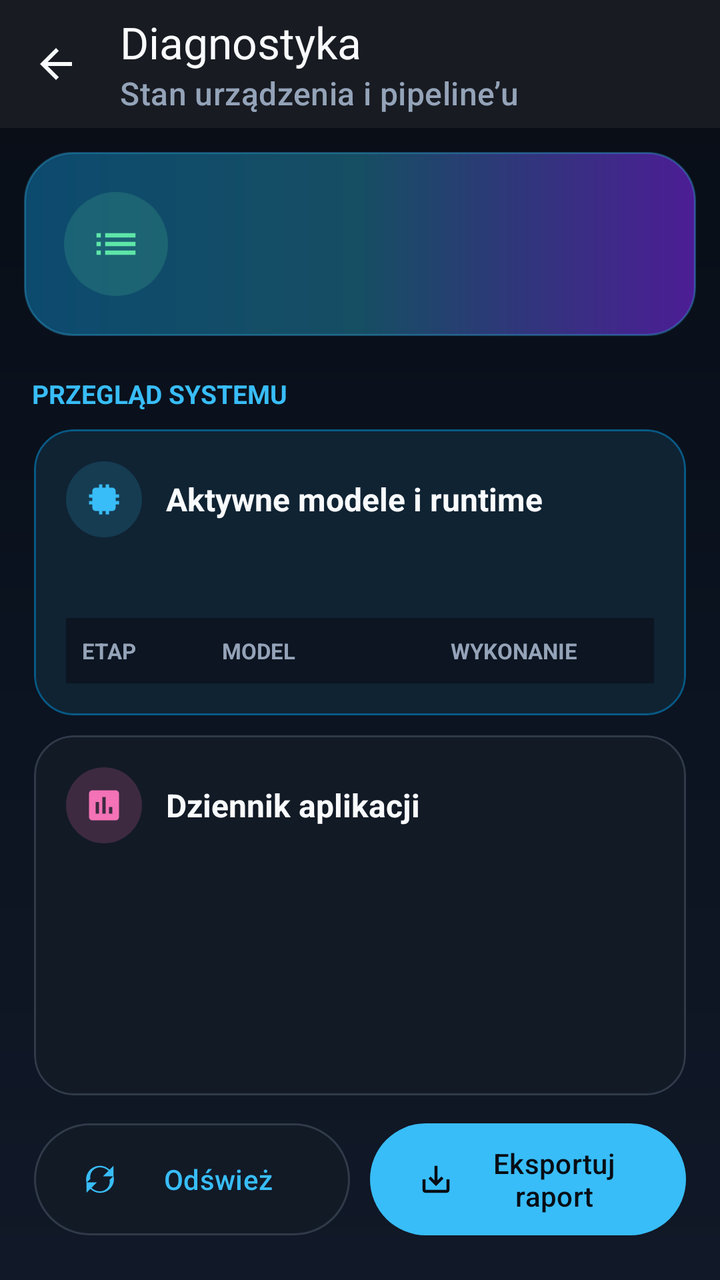
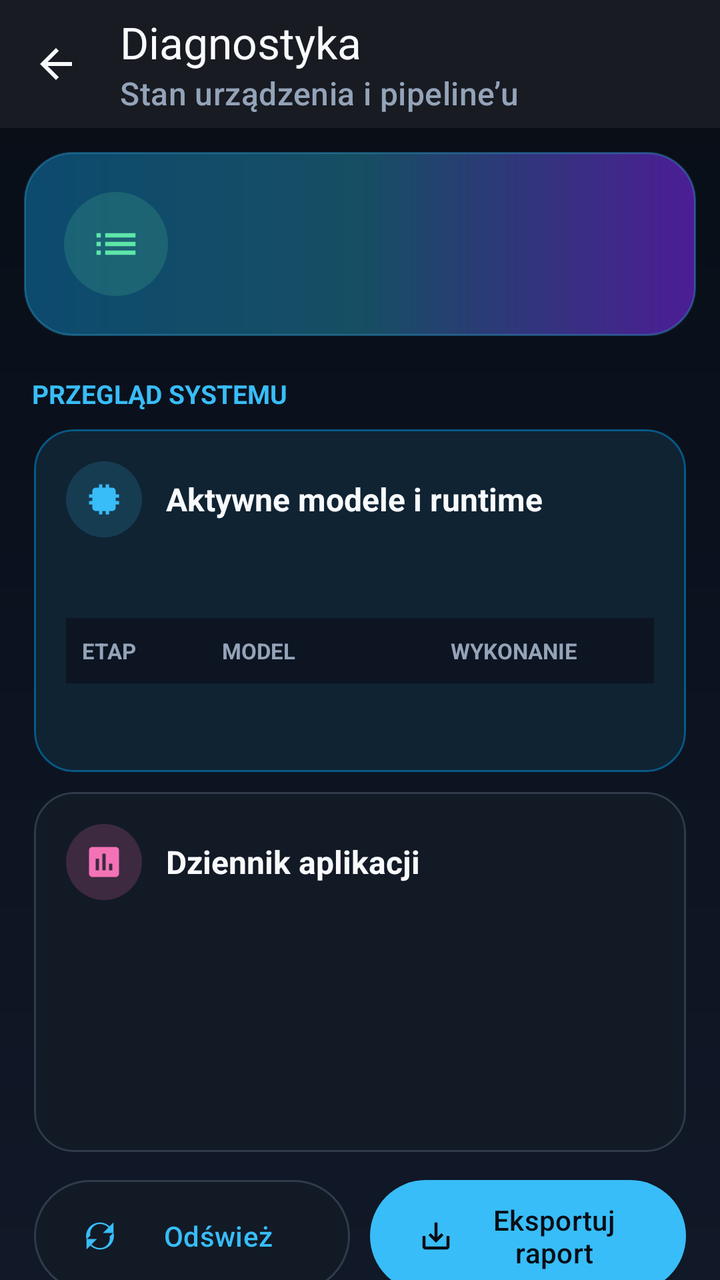

An Android layout rendered at two revisions. The XML below is the earlier revision; the diff shows what the commit changed to produce the second picture.
<!-- AndroidManifest.xml: application theme Theme.ALPR_v1 -->
<!-- res/layout/activity_diagnostics.xml -->
<?xml version="1.0" encoding="utf-8"?>
<androidx.constraintlayout.widget.ConstraintLayout xmlns:android="http://schemas.android.com/apk/res/android"
    xmlns:app="http://schemas.android.com/apk/res-auto"
    xmlns:tools="http://schemas.android.com/tools"
    android:id="@+id/diagnostics_root"
    android:layout_width="match_parent"
    android:layout_height="match_parent"
    android:background="@drawable/bg_screen_gradient"
    tools:context=".DiagnosticsActivity">

    <com.google.android.material.appbar.MaterialToolbar
        android:id="@+id/diagnostics_toolbar"
        android:layout_width="0dp"
        android:layout_height="wrap_content"
        android:background="@color/alpr_panel"
        app:layout_constraintEnd_toEndOf="parent"
        app:layout_constraintStart_toStartOf="parent"
        app:layout_constraintTop_toTopOf="parent"
        app:navigationIcon="@drawable/ic_arrow_back_24"
        app:navigationIconTint="@color/alpr_text_primary"
        app:subtitle="@string/diagnostics_subtitle"
        app:subtitleTextColor="@color/alpr_text_muted"
        app:title="@string/diagnostics_title"
        app:titleTextColor="@color/alpr_text_primary" />

    <androidx.core.widget.NestedScrollView
        android:layout_width="0dp"
        android:layout_height="0dp"
        android:clipToPadding="false"
        android:fillViewport="true"
        app:layout_constraintBottom_toBottomOf="parent"
        app:layout_constraintEnd_toEndOf="parent"
        app:layout_constraintStart_toStartOf="parent"
        app:layout_constraintTop_toBottomOf="@id/diagnostics_toolbar">

        <LinearLayout
            android:layout_width="match_parent"
            android:layout_height="wrap_content"
            android:orientation="vertical"
            android:padding="12dp"
            android:paddingBottom="32dp">

            <LinearLayout
                android:layout_width="match_parent"
                android:layout_height="wrap_content"
                android:background="@drawable/bg_hero_gradient"
                android:gravity="center_vertical"
                android:orientation="horizontal"
                android:padding="20dp">

                <ImageView
                    android:layout_width="52dp"
                    android:layout_height="52dp"
                    android:background="@drawable/bg_icon_green"
                    android:contentDescription="@null"
                    android:padding="13dp"
                    android:src="@drawable/ic_diagnostics_24"
                    app:tint="@color/alpr_success" />

                <LinearLayout
                    android:layout_width="0dp"
                    android:layout_height="wrap_content"
                    android:layout_marginStart="15dp"
                    android:layout_weight="1"
                    android:orientation="vertical">
                    <TextView
                        android:id="@+id/diagnostics_health"
                        android:layout_width="match_parent"
                        android:layout_height="wrap_content"
                        android:textColor="@color/alpr_text_primary"
                        android:textSize="19sp"
                        android:textStyle="bold" />
                    <TextView
                        android:id="@+id/diagnostics_health_detail"
                        android:layout_width="match_parent"
                        android:layout_height="wrap_content"
                        android:layout_marginTop="4dp"
                        android:textColor="#DDE2E8F0"
                        android:textSize="12sp" />
                </LinearLayout>
            </LinearLayout>

            <TextView
                android:layout_width="match_parent"
                android:layout_height="wrap_content"
                android:layout_marginStart="4dp"
                android:layout_marginTop="20dp"
                android:text="@string/diagnostics_overview"
                android:textColor="@color/alpr_primary"
                android:textSize="13sp"
                android:textStyle="bold" />

            <GridLayout
                android:id="@+id/diagnostics_grid"
                android:layout_width="match_parent"
                android:layout_height="wrap_content"
                android:layout_marginTop="4dp"
                android:alignmentMode="alignMargins"
                android:columnCount="2"
                android:orientation="horizontal"
                android:useDefaultMargins="false" />

            <com.google.android.material.card.MaterialCardView
                android:layout_width="match_parent"
                android:layout_height="wrap_content"
                android:layout_margin="5dp"
                android:layout_marginTop="12dp"
                app:cardBackgroundColor="@color/alpr_card_blue"
                app:cardCornerRadius="20dp"
                app:strokeColor="@color/alpr_primary_dark"
                app:strokeWidth="1dp">
                <LinearLayout
                    android:layout_width="match_parent"
                    android:layout_height="wrap_content"
                    android:orientation="vertical"
                    android:padding="16dp">
                    <LinearLayout
                        android:layout_width="match_parent"
                        android:layout_height="wrap_content"
                        android:gravity="center_vertical"
                        android:orientation="horizontal"
                        tools:ignore="UseCompoundDrawables">
                        <ImageView
                            android:layout_width="38dp"
                            android:layout_height="38dp"
                            android:background="@drawable/bg_icon_blue"
                            android:contentDescription="@null"
                            android:padding="9dp"
                            android:src="@drawable/ic_model_24"
                            app:tint="@color/alpr_primary" />
                        <TextView
                            android:layout_width="0dp"
                            android:layout_height="wrap_content"
                            android:layout_marginStart="12dp"
                            android:layout_weight="1"
                            android:text="@string/diagnostics_models"
                            android:textColor="@color/alpr_text_primary"
                            android:textSize="16sp"
                            android:textStyle="bold" />
                    </LinearLayout>
                    <TextView
                        android:id="@+id/diagnostics_models_value"
                        android:layout_width="match_parent"
                        android:layout_height="wrap_content"
                        android:layout_marginTop="12dp"
                        android:fontFamily="sans"
                        android:textColor="@color/alpr_text_secondary"
                        android:textIsSelectable="true"
                        android:textSize="12sp" />

                    <TableLayout
                        android:id="@+id/diagnostics_models_table"
                        android:layout_width="match_parent"
                        android:layout_height="wrap_content"
                        android:layout_marginTop="12dp"
                        android:background="@color/alpr_table_header"
                        android:divider="@drawable/model_table_divider"
                        android:showDividers="middle"
                        android:shrinkColumns="1,2"
                        android:stretchColumns="1,2">

                        <TableRow
                            android:id="@+id/diagnostics_models_table_header"
                            android:layout_width="match_parent"
                            android:layout_height="wrap_content"
                            android:paddingStart="8dp"
                            android:paddingTop="9dp"
                            android:paddingEnd="8dp"
                            android:paddingBottom="9dp">

                            <TextView
                                android:layout_width="64dp"
                                android:layout_height="wrap_content"
                                android:text="@string/diagnostics_models_column_stage"
                                android:textColor="@color/alpr_text_muted"
                                android:textSize="11sp"
                                android:textStyle="bold" />

                            <TextView
                                android:layout_width="0dp"
                                android:layout_height="wrap_content"
                                android:layout_weight="1.15"
                                android:paddingStart="6dp"
                                android:paddingEnd="6dp"
                                android:text="@string/diagnostics_models_column_model"
                                android:textColor="@color/alpr_text_muted"
                                android:textSize="11sp"
                                android:textStyle="bold" />

                            <TextView
                                android:layout_width="0dp"
                                android:layout_height="wrap_content"
                                android:layout_weight="1"
                                android:paddingStart="6dp"
                                android:paddingEnd="2dp"
                                android:text="@string/diagnostics_models_column_execution"
                                android:textColor="@color/alpr_text_muted"
                                android:textSize="11sp"
                                android:textStyle="bold" />
                        </TableRow>
                    </TableLayout>
                </LinearLayout>
            </com.google.android.material.card.MaterialCardView>

            <com.google.android.material.card.MaterialCardView
                android:layout_width="match_parent"
                android:layout_height="wrap_content"
                android:layout_margin="5dp"
                android:layout_marginTop="8dp"
                app:cardBackgroundColor="@color/alpr_card"
                app:cardCornerRadius="20dp"
                app:strokeColor="@color/alpr_outline"
                app:strokeWidth="1dp">
                <LinearLayout
                    android:layout_width="match_parent"
                    android:layout_height="wrap_content"
                    android:orientation="vertical"
                    android:padding="16dp">
                    <LinearLayout
                        android:layout_width="match_parent"
                        android:layout_height="wrap_content"
                        android:gravity="center_vertical"
                        android:orientation="horizontal"
                        tools:ignore="UseCompoundDrawables">
                        <ImageView
                            android:layout_width="38dp"
                            android:layout_height="38dp"
                            android:background="@drawable/bg_icon_pink"
                            android:contentDescription="@null"
                            android:padding="9dp"
                            android:src="@drawable/ic_session_24"
                            app:tint="@color/alpr_magenta" />
                        <TextView
                            android:layout_width="0dp"
                            android:layout_height="wrap_content"
                            android:layout_marginStart="12dp"
                            android:layout_weight="1"
                            android:text="@string/persistent_log_label"
                            android:textColor="@color/alpr_text_primary"
                            android:textSize="16sp"
                            android:textStyle="bold" />
                    </LinearLayout>
                    <LinearLayout
                        android:id="@+id/diagnostics_log"
                        android:layout_width="match_parent"
                        android:layout_height="wrap_content"
                        android:layout_marginTop="14dp"
                        android:minHeight="96dp"
                        android:orientation="vertical" />
                </LinearLayout>
            </com.google.android.material.card.MaterialCardView>

            <LinearLayout
                android:layout_width="match_parent"
                android:layout_height="wrap_content"
                android:layout_margin="5dp"
                android:layout_marginTop="12dp"
                android:baselineAligned="false"
                android:gravity="center_vertical"
                android:orientation="horizontal">
                <com.google.android.material.button.MaterialButton
                    android:id="@+id/diagnostics_refresh"
                    style="@style/Widget.Material3.Button"
                    android:layout_width="0dp"
                    android:layout_height="wrap_content"
                    android:layout_weight="1"
                    android:gravity="center"
                    android:layout_gravity="center_vertical"
                    android:maxLines="2"
                    android:minHeight="64dp"
                    android:minLines="2"
                    android:text="@string/diagnostics_refresh"
                    android:textColor="@color/alpr_primary"
                    app:backgroundTint="@color/alpr_card"
                    app:icon="@drawable/ic_refresh_24"
                    app:iconTint="@color/alpr_primary"
                    app:strokeColor="@color/alpr_outline"
                    app:strokeWidth="1dp" />
                <com.google.android.material.button.MaterialButton
                    android:id="@+id/diagnostics_export"
                    style="@style/Widget.Material3.Button"
                    android:layout_width="0dp"
                    android:layout_height="wrap_content"
                    android:layout_gravity="center_vertical"
                    android:layout_marginStart="10dp"
                    android:layout_weight="1"
                    android:gravity="center"
                    android:maxLines="2"
                    android:minHeight="64dp"
                    android:minLines="2"
                    android:text="@string/export_report"
                    app:icon="@drawable/ic_export_24" />
            </LinearLayout>
        </LinearLayout>
    </androidx.core.widget.NestedScrollView>
</androidx.constraintlayout.widget.ConstraintLayout>
<!-- resources referenced by this layout -->
<resources>
  <color name="alpr_card">#FF121A26</color>
  <color name="alpr_card_blue">#FF102333</color>
  <color name="alpr_magenta">#FFF472B6</color>
  <color name="alpr_outline">#FF303A49</color>
  <color name="alpr_panel">#E61A1D24</color>
  <color name="alpr_primary">#FF38BDF8</color>
  <color name="alpr_primary_dark">#FF075985</color>
  <color name="alpr_success">#FF5EE6A8</color>
  <color name="alpr_table_header">#FF0C1521</color>
  <color name="alpr_text_muted">#FF94A3B8</color>
  <color name="alpr_text_primary">#FFF8FAFC</color>
  <color name="alpr_text_secondary">#FFADB8C8</color>
  <!-- drawable bg_icon_blue (drawable) -->
  <?xml version="1.0" encoding="utf-8"?>
  <shape xmlns:android="http://schemas.android.com/apk/res/android" android:shape="oval">
      <solid android:color="#2838BDF8" />
  </shape>
  <!-- drawable bg_icon_green (drawable) -->
  <?xml version="1.0" encoding="utf-8"?>
  <shape xmlns:android="http://schemas.android.com/apk/res/android" android:shape="oval">
      <solid android:color="#285EE6A8" />
  </shape>
  <!-- drawable bg_icon_pink (drawable) -->
  <?xml version="1.0" encoding="utf-8"?>
  <shape xmlns:android="http://schemas.android.com/apk/res/android" android:shape="oval">
      <solid android:color="#30F472B6" />
  </shape>
  <!-- drawable bg_screen_gradient (drawable) -->
  <?xml version="1.0" encoding="utf-8"?>
  <shape xmlns:android="http://schemas.android.com/apk/res/android">
      <gradient
          android:angle="270"
          android:startColor="@color/alpr_background"
          android:centerColor="#FF0B1320"
          android:endColor="#FF111827" />
  </shape>
  <!-- drawable ic_arrow_back_24 (drawable) -->
  <vector xmlns:android="http://schemas.android.com/apk/res/android" android:width="24dp" android:height="24dp" android:viewportWidth="24" android:viewportHeight="24">
      <path android:fillColor="#FFFFFFFF" android:pathData="M20,11H7.83l5.59,-5.59L12,4l-8,8 8,8 1.42,-1.41L7.83,13H20v-2z" />
  </vector>
  <!-- drawable ic_diagnostics_24 (drawable) -->
  <vector xmlns:android="http://schemas.android.com/apk/res/android" android:width="24dp" android:height="24dp" android:viewportWidth="24" android:viewportHeight="24">
      <path android:fillColor="#FFFFFFFF" android:pathData="M3,13h2v-2H3v2zM3,17h2v-2H3v2zM3,9h2V7H3v2zM7,13h14v-2H7v2zM7,17h14v-2H7v2zM7,7v2h14V7H7z" />
  </vector>
  <!-- drawable ic_export_24 (drawable) -->
  <vector xmlns:android="http://schemas.android.com/apk/res/android" android:width="24dp" android:height="24dp" android:viewportWidth="24" android:viewportHeight="24">
      <path android:fillColor="#FFFFFFFF" android:pathData="M19,12v7H5v-7H3v7c0,1.1 0.9,2 2,2h14c1.1,0 2,-0.9 2,-2v-7h-2zM13,12.67l2.59,-2.58L17,11.5l-5,5 -5,-5 1.41,-1.41L11,12.67V3h2v9.67z" />
  </vector>
  <!-- drawable model_table_divider (drawable) -->
  <?xml version="1.0" encoding="utf-8"?>
  <shape xmlns:android="http://schemas.android.com/apk/res/android"
      android:shape="rectangle">
      <size android:height="1dp" />
      <solid android:color="@color/alpr_table_divider" />
  </shape>
  <string name="diagnostics_models">Aktywne modele i runtime</string>
  <string name="diagnostics_models_column_execution">WYKONANIE</string>
  <string name="diagnostics_models_column_model">MODEL</string>
  <string name="diagnostics_models_column_stage">ETAP</string>
  <string name="diagnostics_overview">PRZEGLĄD SYSTEMU</string>
  <string name="diagnostics_refresh">Odśwież</string>
  <string name="diagnostics_subtitle">Stan urządzenia i pipeline’u</string>
  <string name="diagnostics_title">Diagnostyka</string>
  <string name="export_report">Eksportuj raport</string>
  <string name="persistent_log_label">Dziennik aplikacji</string>
  <style name="Theme.ALPR_v1" parent="Base.Theme.ALPR_v1" />
  <color name="alpr_background">#FF080D15</color>
  <color name="alpr_table_divider">#FF344154</color>
  <color name="alpr_secondary">#FFA78BFA</color>
  <color name="alpr_surface">#FF151A23</color>
  <!-- unchanged entries left out for length: 5 -->
</resources>

<!-- the commit's change to res/layout/activity_diagnostics.xml (unified diff, before → after) -->
@@ -199,6 +199,13 @@
                                 android:textStyle="bold" />
                         </TableRow>
                     </TableLayout>
+                    <TextView
+                        android:id="@+id/diagnostics_mz_input_evidence_status"
+                        android:layout_width="match_parent"
+                        android:layout_height="wrap_content"
+                        android:layout_marginTop="12dp"
+                        android:textColor="@color/alpr_text_muted"
+                        android:textSize="12sp" />
                 </LinearLayout>
             </com.google.android.material.card.MaterialCardView>
 
